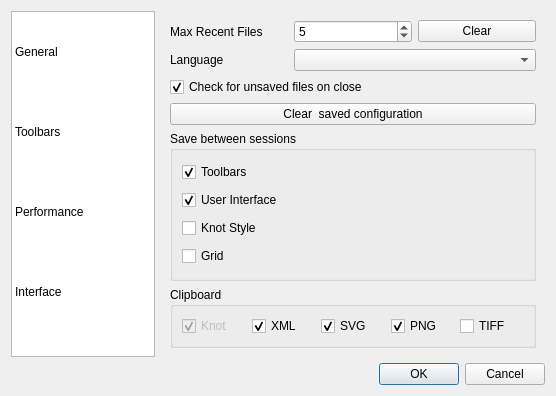
Qt form src/dialogs/dialog_preferences.ui (mbasaglia/Knotter) before a commit.
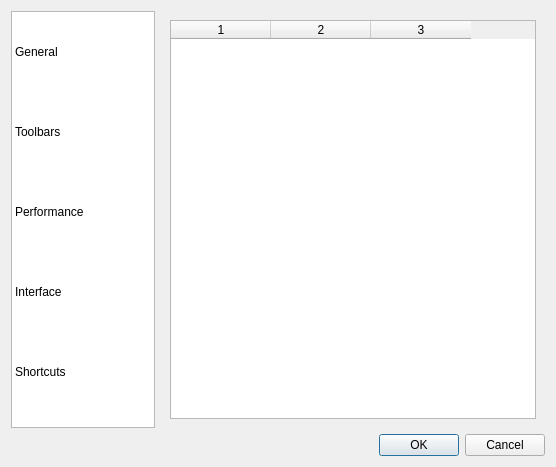
The same form after that commit. The open tabs and pages were chosen to show the change. Icons and pictures are not drawn. Custom widgets are drawn as their Qt base class.

Diff of the .ui file:
```diff
--- a/src/dialogs/dialog_preferences.ui
+++ b/src/dialogs/dialog_preferences.ui
@@ -7,7 +7,7 @@
     <x>0</x>
     <y>0</y>
     <width>556</width>
-    <height>396</height>
+    <height>467</height>
    </rect>
   </property>
   <property name="windowTitle">
@@ -97,6 +97,11 @@
          <string/>
         </property>
        </row>
+       <row>
+        <property name="text">
+         <string/>
+        </property>
+       </row>
        <column>
         <property name="text">
          <string/>
@@ -148,6 +153,14 @@
          </iconset>
         </property>
        </item>
+       <item row="4" column="0">
+        <property name="text">
+         <string>Shortcuts</string>
+        </property>
+        <property name="icon">
+         <iconset theme="configure-shortcuts"/>
+        </property>
+       </item>
       </widget>
      </item>
      <item>
@@ -695,6 +708,17 @@
          </item>
         </layout>
        </widget>
+       <widget class="QWidget" name="page_3">
+        <layout class="QVBoxLayout" name="verticalLayout_5">
+         <item>
+          <widget class="KeySequence_ListWidget" name="keysequence_listwidget">
+           <column/>
+           <column/>
+           <column/>
+          </widget>
+         </item>
+        </layout>
+       </widget>
       </widget>
      </item>
     </layout>
@@ -712,6 +736,11 @@
   </layout>
  </widget>
  <customwidgets>
+  <customwidget>
+   <class>KeySequence_ListWidget</class>
+   <extends>QTableWidget</extends>
+   <header>keysequence_listwidget.hpp</header>
+  </customwidget>
   <customwidget>
    <class>Color_Preview</class>
    <extends>QWidget</extends>
```
